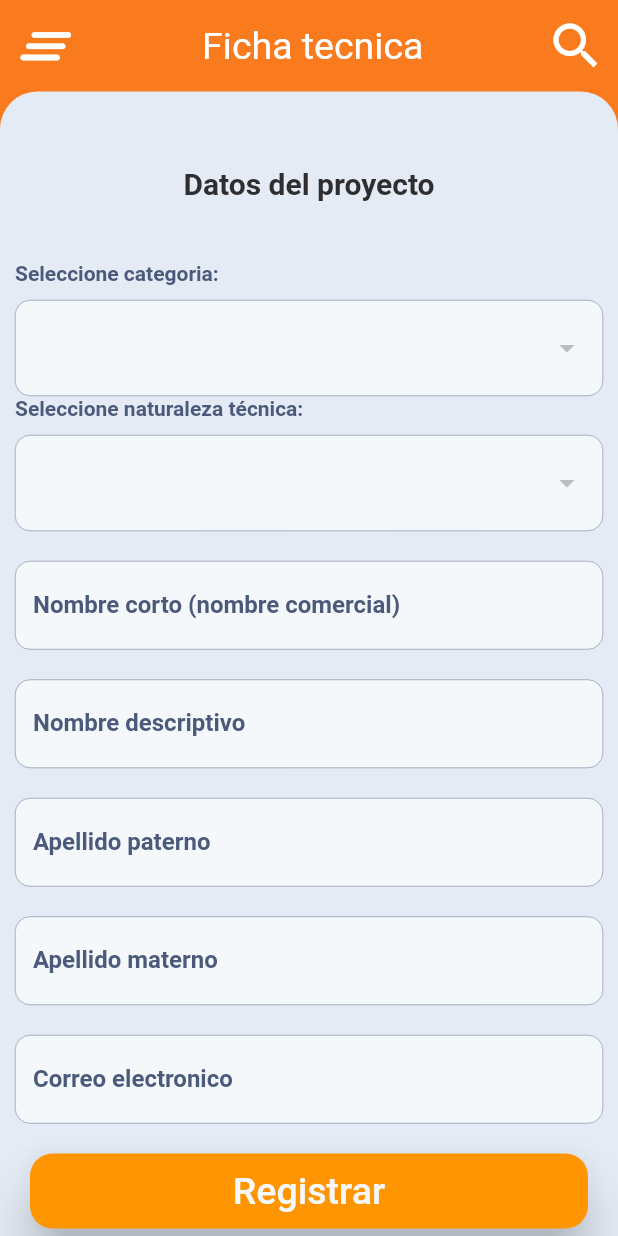
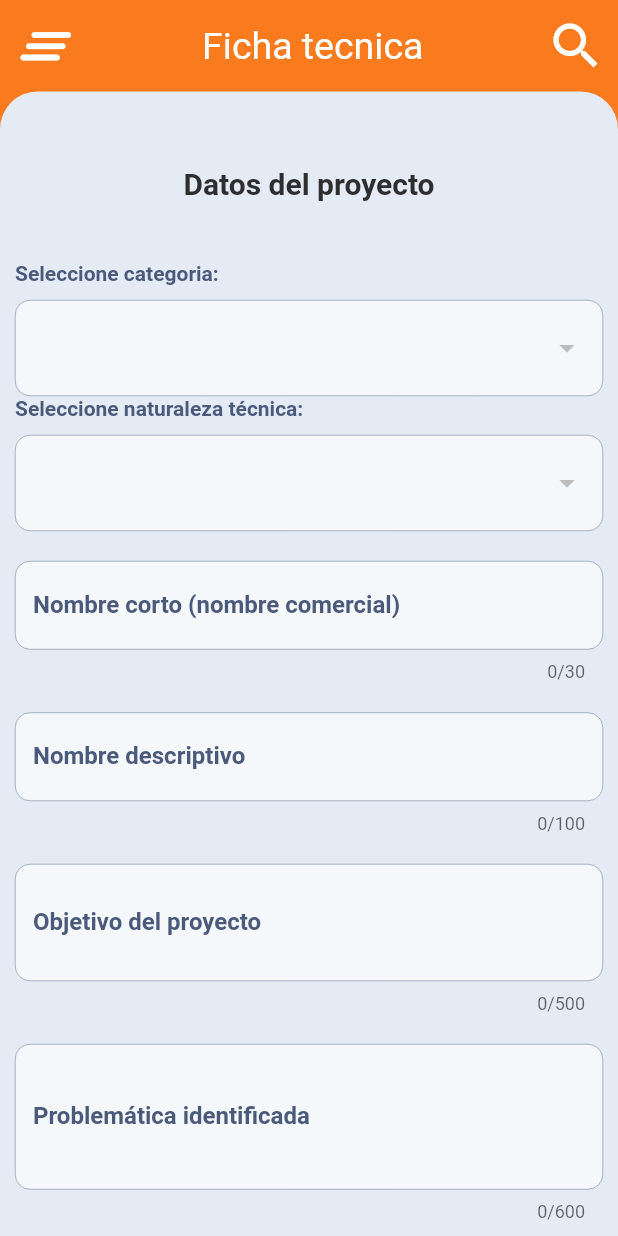
Before and after one commit to NueveSeis/innovaITO_regional, a Flutter app: the FichaTecnicaScreen screen opened by its route, on a phone screen of 412 x 824 dp. Run offline on Flutter 3.47's test engine with Material 2 defaults, Android fonts, the phone set to English and light mode, and no system bars; our stand-ins replace flutter_riverpod, go_router, quickalert; missing offline and left inert: bcrypt, dbcrypt, flutter_barcode_scanner, flutter_summernote, html_editor_enhanced, mailer; network calls fail.

Commit message:
Vista ficha tecnica lista para implementar API.

```diff
--- a/lib/screens/ficha_tecnica_screen.dart
+++ b/lib/screens/ficha_tecnica_screen.dart
@@ -1,13 +1,14 @@
 import 'package:flutter/material.dart';
 import 'package:flutter_riverpod/flutter_riverpod.dart';
 import 'package:go_router/go_router.dart';
-import 'package:innova_ito/models/models.dart';
 import 'package:innova_ito/models/models.dart';
 import 'package:innova_ito/providers/providers.dart';
 import 'package:innova_ito/theme/app_tema.dart';
 import 'package:innova_ito/ui/input_decorations.dart';
 import 'package:innova_ito/widgets/widgets.dart';
 import 'package:http/http.dart' as http;
+
+import 'package:flutter/services.dart';
 //import 'package:flutter_quill/flutter_quill.dart';
 
 class FichaTecnicaScreen extends StatelessWidget {
@@ -65,7 +66,6 @@ class FichaTecnicaScreen extends StatelessWidget {
                 child: Column(
               children: [
                 const SizedBox(height: 20),
-
                 FutureBuilder(
                     future: obtenerCategorias(),
                     builder: (BuildContext context, AsyncSnapshot snapshot) {
@@ -101,39 +101,24 @@ class FichaTecnicaScreen extends StatelessWidget {
                           })
                       : SizedBox();
                 }),
-                // Consumer(
-                //   builder: (context, ref, child) {
-                //     final bool catProv = ref.watch(categoriaCargandoProvider);
-                //     return FutureBuilder(
-                //         future: obtenerCategorias(),
-                //         builder:
-                //             (BuildContext context, AsyncSnapshot snapshot) {
-                //           if (snapshot.connectionState ==
-                //               ConnectionState.done) {
-                //             return cateSeleccion(ref);
-                //           } else {
-                //             return CircularProgressIndicator();
-                //           }
-                //         });
-                //   },
-                // ),
+
                 FutureBuilder(
                   future: obtenerNaturaleza(),
                   builder: (context, snapshot) {
-                    return naturalezaDrop(naturalezas);
+                    if (snapshot.connectionState == ConnectionState.done) {
+                      return naturalezaDrop(naturalezas);
+                    } else {
+                      return const CircularProgressIndicator();
+                    }
                   },
                 ),
 
-                cargando2 ? areaDrop(areas) : const SizedBox(),
-                // FutureBuilder(
-                //   future: obtenerCategorias(),
-                //   builder: (context, snapshot) {
-                //     return naturalezaDrop(categorias);
-                //   },
-                // ),
-
                 const SizedBox(height: 20),
                 TextFormField(
+                  // inputFormatters: [
+                  //   LengthLimitingTextInputFormatter(10),
+                  // ],
+                  maxLength: 30,
                   autocorrect: false,
                   keyboardType: TextInputType.emailAddress,
                   style: const TextStyle(
@@ -146,50 +131,63 @@ class FichaTecnicaScreen extends StatelessWidget {
                 ),
                 const SizedBox(height: 20),
                 TextFormField(
+                  maxLength: 100,
+                  maxLines: null,
                   style: const TextStyle(
                       color: AppTema.bluegrey700, fontWeight: FontWeight.bold),
                   autocorrect: false,
                   keyboardType: TextInputType.emailAddress,
                   decoration: InputDecorations.registroLiderDecoration(
-                    hintText: 'Ingrese nombre descriptivo:',
+                    hintText: 'Ingrese nombre descriptivo',
                     labelText: 'Nombre descriptivo',
                   ),
                   //onChanged: (value) => accesoFormulario.correo = value,
                 ),
                 const SizedBox(height: 20),
                 TextFormField(
+                  //initialValue: 'Hola perros',
+                  // minLines: 3,
+                  maxLength: 500,
+                  maxLines: null,
                   style: const TextStyle(
                       color: AppTema.bluegrey700, fontWeight: FontWeight.bold),
                   autocorrect: false,
                   keyboardType: TextInputType.emailAddress,
                   decoration: InputDecorations.registroLiderDecoration(
-                    hintText: 'Ingrese apellido paterno',
-                    labelText: 'Apellido paterno',
+                    hintText:
+                        'Plantear el objetivo general respondiendo a: ¿Qué?, ¿Cómo?, ¿Para qué?, ¿Qué soluciona?',
+                    labelText: 'Objetivo del proyecto',
                   ),
                   //onChanged: (value) => accesoFormulario.correo = value,
                 ),
                 const SizedBox(height: 20),
                 TextFormField(
+                  maxLength: 600,
+                  maxLines: null,
                   style: const TextStyle(
                       color: AppTema.bluegrey700, fontWeight: FontWeight.bold),
                   autocorrect: false,
                   keyboardType: TextInputType.emailAddress,
                   decoration: InputDecorations.registroLiderDecoration(
-                    hintText: 'Ingrese apellido materno',
-                    labelText: 'Apellido materno',
+                    hintText:
+                        'Explicar qué necesidad, problemática u oportunidad del entorno se atiende, justificar por qué se quiere desarrollar este proyecto.',
+                    labelText: 'Problemática identificada',
                     //prefixIcon: Icons.person
                   ),
                   //onChanged: (value) => accesoFormulario.correo = value,
                 ),
                 const SizedBox(height: 20),
                 TextFormField(
+                  maxLength: 600,
+                  maxLines: null,
                   style: const TextStyle(
                       color: AppTema.bluegrey700, fontWeight: FontWeight.bold),
                   autocorrect: false,
                   keyboardType: TextInputType.emailAddress,
                   decoration: InputDecorations.registroLiderDecoration(
-                    hintText: 'Ingrese correo electronico',
-                    labelText: 'Correo electronico',
+                    hintText:
+                        'Describir los beneficios cualitativos y cuantitativos de la propuesta.',
+                    labelText: 'Resultados esperados del proyecto',
                     //prefixIcon: Icons.person
                   ),
                   //onChanged: (value) => accesoFormulario.correo = value,
--- a/lib/ui/input_decorations.dart
+++ b/lib/ui/input_decorations.dart
@@ -1,4 +1,5 @@
 import 'package:flutter/material.dart';
+import 'package:innova_ito/theme/app_tema.dart';
 
 class InputDecorations {
   static InputDecoration accesoInputDecoration(
@@ -33,6 +34,11 @@ class InputDecorations {
       required String labelText,
       IconData? prefixIcon}) {
     return InputDecoration(
+        filled: true,
+        hintStyle: TextStyle(
+            overflow: TextOverflow.visible,
+            fontWeight: FontWeight.normal,
+            color: AppTema.bluegrey700),
         hintText: hintText,
         labelText: labelText,
         prefixIcon: prefixIcon != null
--- a/pubspec.yaml
+++ b/pubspec.yaml
@@ -47,6 +47,8 @@ dependencies:
   selectable_box: ^1.0.8
   go_router: ^7.0.2
   flutter_riverpod: ^2.3.6
+  flutter_summernote: ^1.1.1
+  html_editor_enhanced: ^2.5.1
 
 
 
```
Also changed, not shown: lib/screens/inicio_screen.dart (+62 -11 lines), pubspec.lock, 1 other file.
